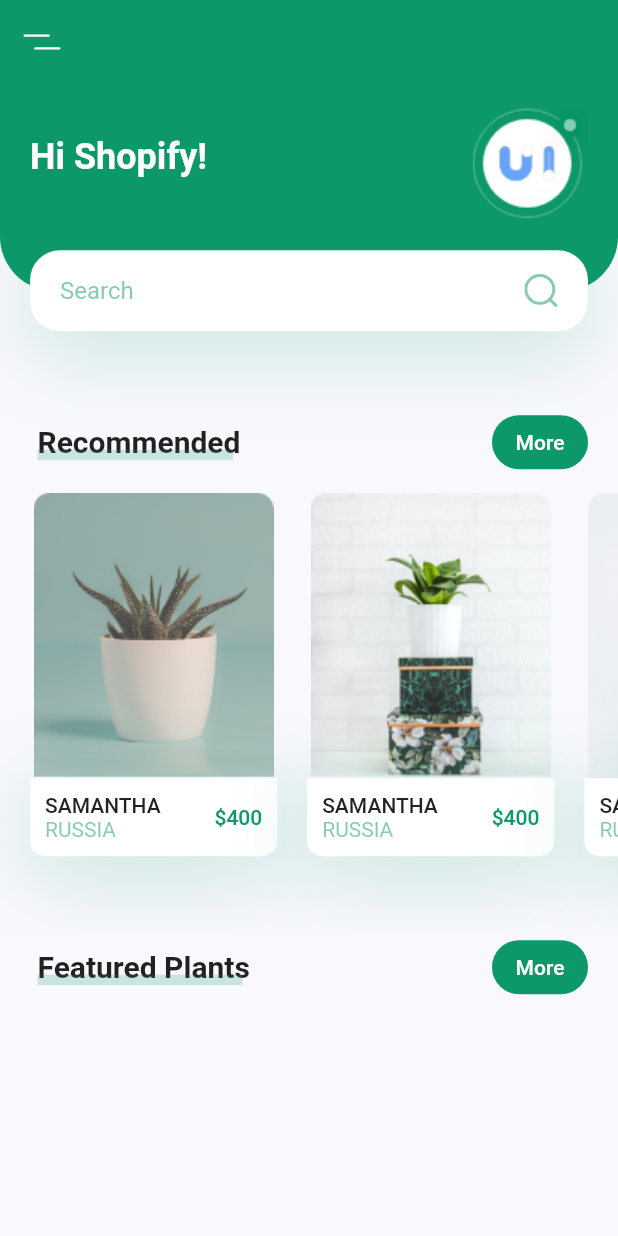
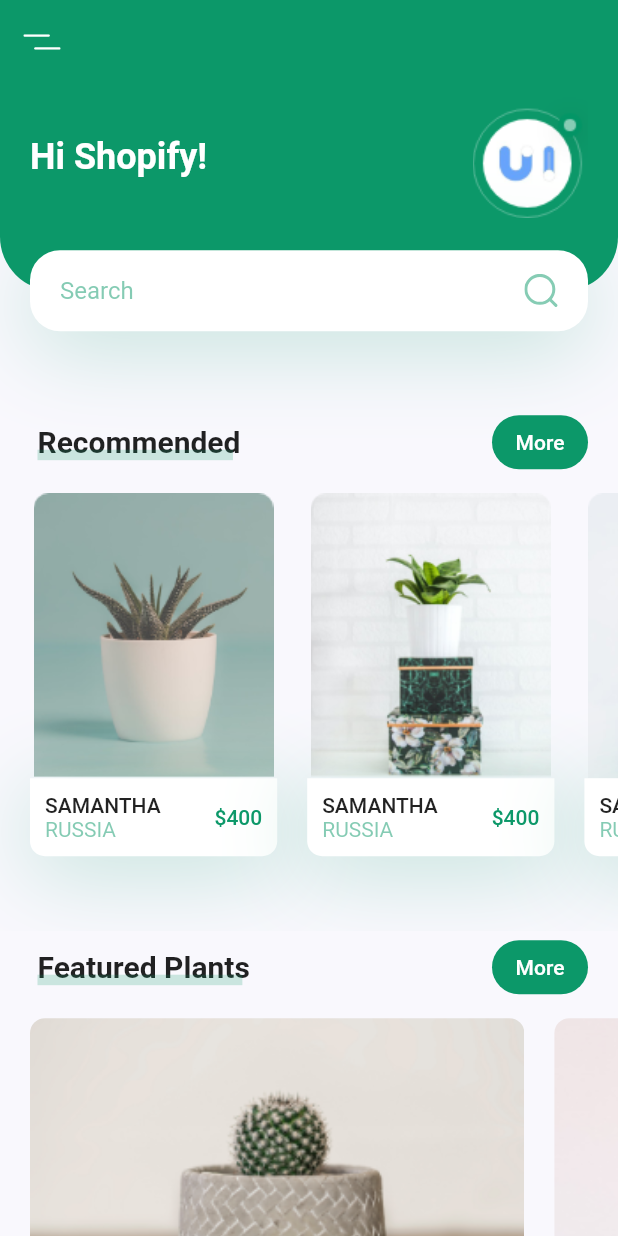
Before and after one commit to sakshamsri4/PlantApp, a Flutter app: the screen it shows after launch, on a phone screen of 412 x 824 dp. Run offline on Flutter 3.47's test engine with Material 2 defaults, Android fonts, the light colour scheme and no system bars; our stand-ins replace flutter_svg.

Commit message:
Featured Plants

```diff
--- a/lib/screens/home/components/body.dart
+++ b/lib/screens/home/components/body.dart
@@ -1,6 +1,8 @@
+import 'package:flutter/cupertino.dart';
 import 'package:flutter/material.dart';
 import 'package:flutter_svg/flutter_svg.dart';
 import 'package:plant_app/constants.dart';
+import 'package:plant_app/screens/home/components/featured_plants.dart';
 import 'package:plant_app/screens/home/components/recomend_plant.dart';
 import 'package:plant_app/screens/home/components/recommend_plant_card.dart';
 
@@ -25,6 +27,10 @@ class Body extends StatelessWidget {
           // It will cover 40% of our total width
           RecomendsPlants(),
           TitleWithMoreBtn(title: 'Featured Plants', press: () {}),
+          FeaturedPlants(),
+          SizedBox(
+            height: kDefaultPadding,
+          ),
         ],
       ),
     );
--- a/lib/screens/home/components/featured_plants.dart
+++ b/lib/screens/home/components/featured_plants.dart
@@ -0,0 +1,55 @@
+import 'package:flutter/material.dart';
+import 'package:plant_app/constants.dart';
+
+class FeaturedPlants extends StatelessWidget {
+  const FeaturedPlants({
+    Key? key,
+  }) : super(key: key);
+
+  @override
+  Widget build(BuildContext context) {
+    return SingleChildScrollView(
+      scrollDirection: Axis.horizontal,
+      child: Row(
+        children: [
+          FeaturePlants(image: 'assets/images/bottom_img_1.png', press: () {}),
+          FeaturePlants(image: 'assets/images/bottom_img_2.png', press: () {}),
+          FeaturePlants(image: 'assets/images/bottom_img_1.png', press: () {})
+        ],
+      ),
+    );
+  }
+}
+
+class FeaturePlants extends StatelessWidget {
+  const FeaturePlants({
+    Key? key,
+    this.image,
+    this.press,
+  }) : super(key: key);
+  final String? image;
+  final void Function()? press;
+  @override
+  Widget build(BuildContext context) {
+    Size size = MediaQuery.of(context).size;
+    return GestureDetector(
+      onTap: press,
+      child: Container(
+        margin: const EdgeInsets.only(
+          left: kDefaultPadding,
+          top: kDefaultPadding / 2,
+          bottom: kDefaultPadding / 2,
+        ),
+        width: size.width * 0.8,
+        height: 185,
+        decoration: BoxDecoration(
+          borderRadius: BorderRadius.circular(10),
+          image: DecorationImage(
+            fit: BoxFit.cover,
+            image: AssetImage(image!),
+          ),
+        ),
+      ),
+    );
+  }
+}
```
